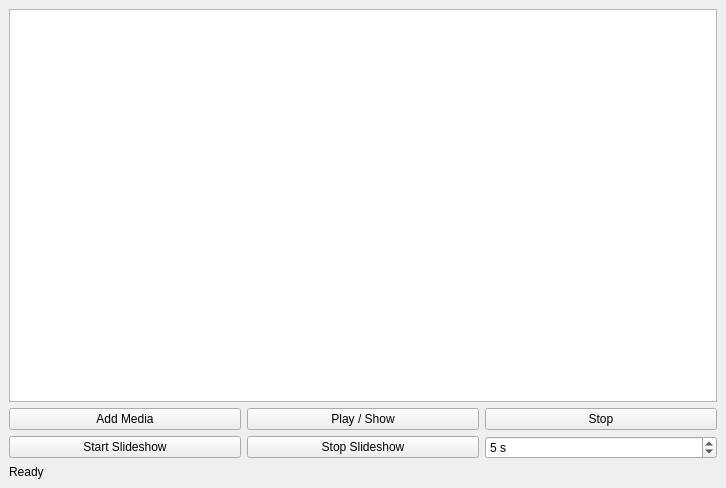
Qt form src/ui/forms/ControlWindow.ui (stroblme/lumixor) before a commit.
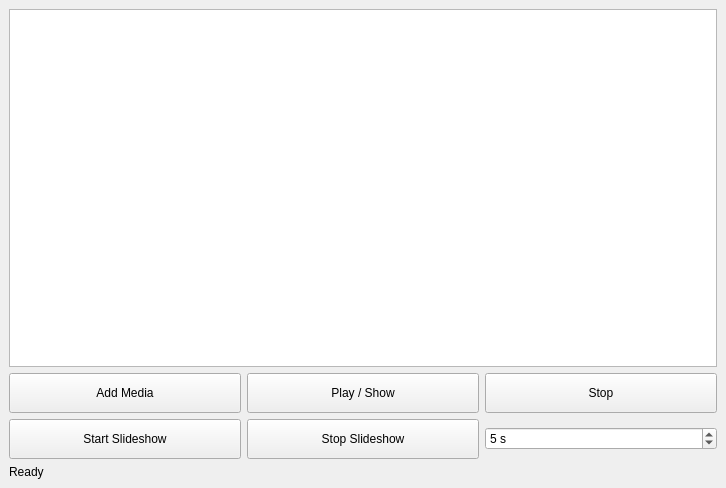
The same form after that commit.

What changed in the file:
```diff
--- a/src/ui/forms/ControlWindow.ui
+++ b/src/ui/forms/ControlWindow.ui
@@ -22,6 +22,12 @@
      <layout class="QHBoxLayout" name="buttonLayout">
       <item>
        <widget class="QPushButton" name="btnAdd">
+        <property name="minimumSize">
+         <size>
+          <width>0</width>
+          <height>40</height>
+         </size>
+        </property>
         <property name="text">
          <string>Add Media</string>
         </property>
@@ -29,6 +35,12 @@
       </item>
       <item>
        <widget class="QPushButton" name="btnPlay">
+        <property name="minimumSize">
+         <size>
+          <width>0</width>
+          <height>40</height>
+         </size>
+        </property>
         <property name="text">
          <string>Play / Show</string>
         </property>
@@ -36,6 +48,12 @@
       </item>
       <item>
        <widget class="QPushButton" name="btnStop">
+        <property name="minimumSize">
+         <size>
+          <width>0</width>
+          <height>40</height>
+         </size>
+        </property>
         <property name="text">
          <string>Stop</string>
         </property>
@@ -49,6 +67,12 @@
      <layout class="QHBoxLayout" name="slideshowLayout">
       <item>
        <widget class="QPushButton" name="btnSlideshowStart">
+        <property name="minimumSize">
+         <size>
+          <width>0</width>
+          <height>40</height>
+         </size>
+        </property>
         <property name="text">
          <string>Start Slideshow</string>
         </property>
@@ -56,6 +80,12 @@
       </item>
       <item>
        <widget class="QPushButton" name="btnSlideshowStop">
+        <property name="minimumSize">
+         <size>
+          <width>0</width>
+          <height>40</height>
+         </size>
+        </property>
         <property name="text">
          <string>Stop Slideshow</string>
         </property>
```
Left out of the diff: 11 changed lines with no effect on the pictures.
